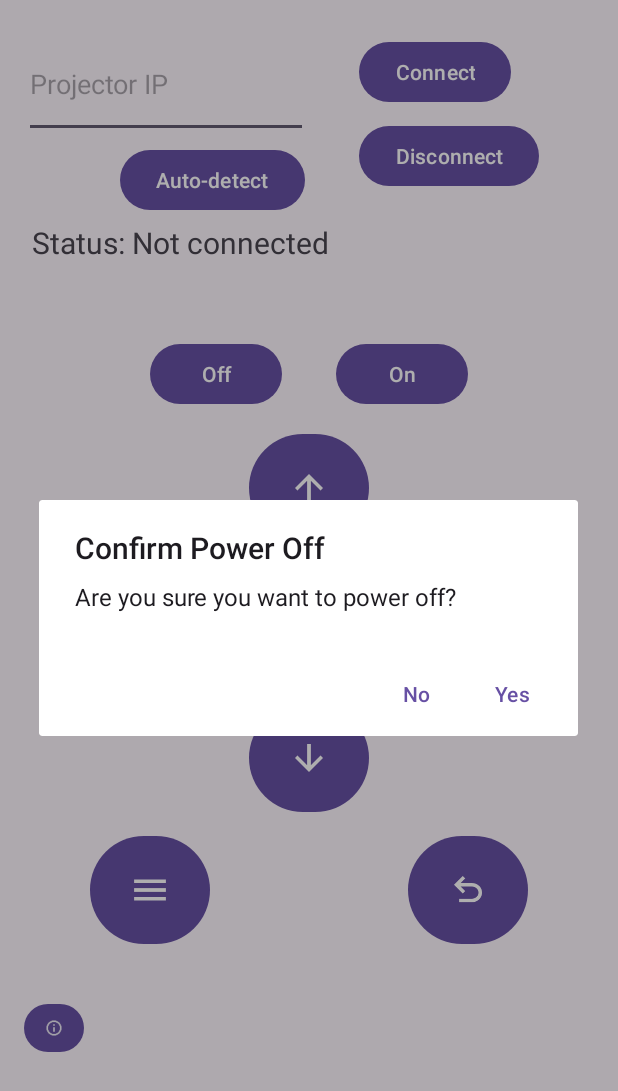
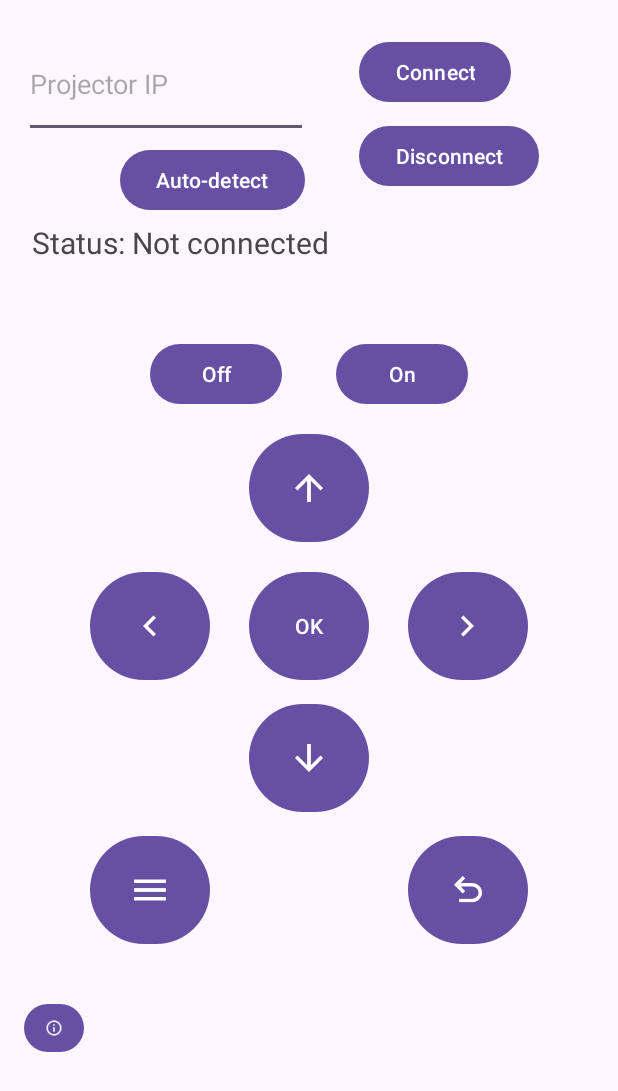
Before and after one commit to mysterious-ranger301/JVCProjectorControl, an Android app: the screen it shows after launch (MainActivity), after a tap on "Off", on a phone screen of 412 x 824 dp. Shown: the top 1091 px of the screen. Run offline under Robolectric (Android 15) with nearby library versions, the phone set to English and light mode, and no system bars.

Commit message:
Initial commit

```diff
--- a/app/src/main/AndroidManifest.xml
+++ b/app/src/main/AndroidManifest.xml
@@ -17,7 +17,8 @@
         tools:targetApi="31">
         <activity
             android:name=".MainActivity"
-            android:exported="true">
+            android:exported="true"
+            android:screenOrientation="nosensor">
             <intent-filter>
                 <action android:name="android.intent.action.MAIN" />
 
--- a/app/src/main/java/com/lmao/jvcprojectorcontrol/MainActivity.java
+++ b/app/src/main/java/com/lmao/jvcprojectorcontrol/MainActivity.java
@@ -128,7 +128,7 @@ public class MainActivity extends AppCompatActivity {
     private void setupButton(int buttonId, String commandHex) {
         Button btn = findViewById((buttonId));
         btn.setOnClickListener((View v) -> {
-            if (commandHex == "21 89 01 50 57 30 0A") { // if power off
+            if (commandHex == "21 89 01 50 57 30 0A" && !(socket == null || socket.isClosed())) { // if power off (and connected)
                 AlertDialog.Builder builder = new AlertDialog.Builder(this);
                 builder.setTitle("Confirm Power Off")
                         .setMessage("Are you sure you want to power off?")
@@ -140,7 +140,7 @@ public class MainActivity extends AppCompatActivity {
                 new Thread(() -> sendCommand(commandHex)).start();
                 v.performHapticFeedback(HapticFeedbackConstants.LONG_PRESS);
             }
-            if (commandHex == "21 89 01 50 57 31 0A") { // if power on
+            if (commandHex == "21 89 01 50 57 31 0A" && !(socket == null || socket.isClosed())) { // if power on (and connected)
                 status_text.setText("Status: Connected, powered ON");
             }
         });
@@ -148,7 +148,9 @@ public class MainActivity extends AppCompatActivity {
 
     private void poweroff() {
         new Thread(() -> sendCommand("21 89 01 50 57 30 0A")).start();
-        status_text.setText("Status: Connected, powered OFF");
+        if (!(socket == null || socket.isClosed())) {
+            status_text.setText("Status: Connected, powered OFF");
+        }
     }
 
     private void connectToProjector() {
```
